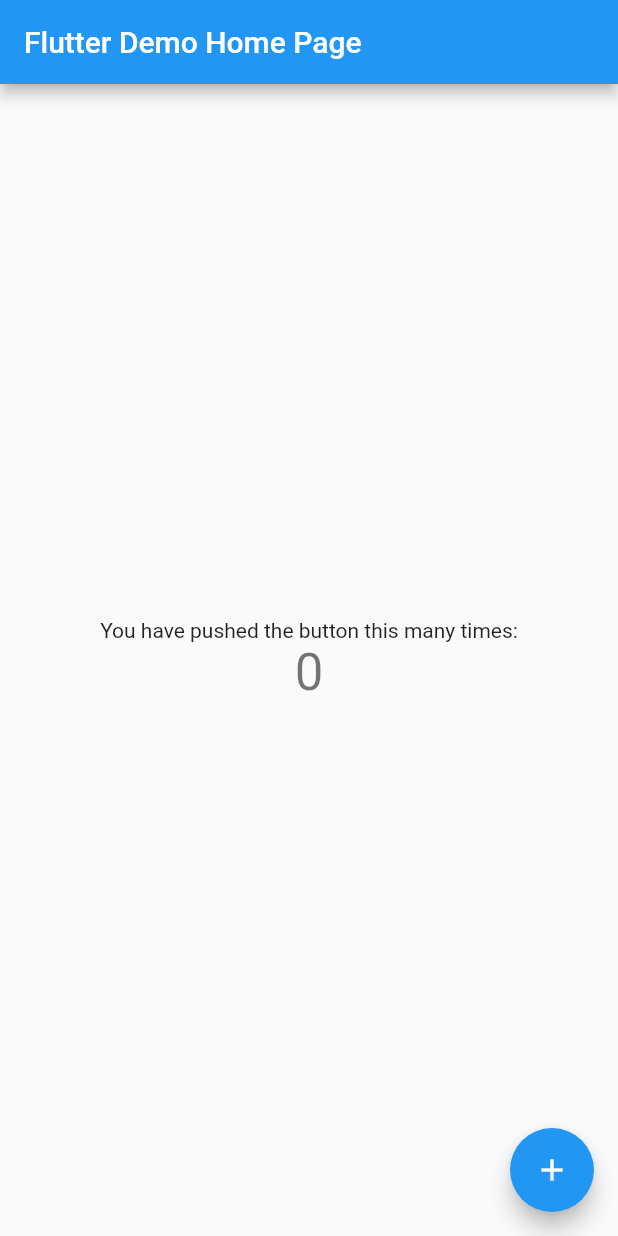
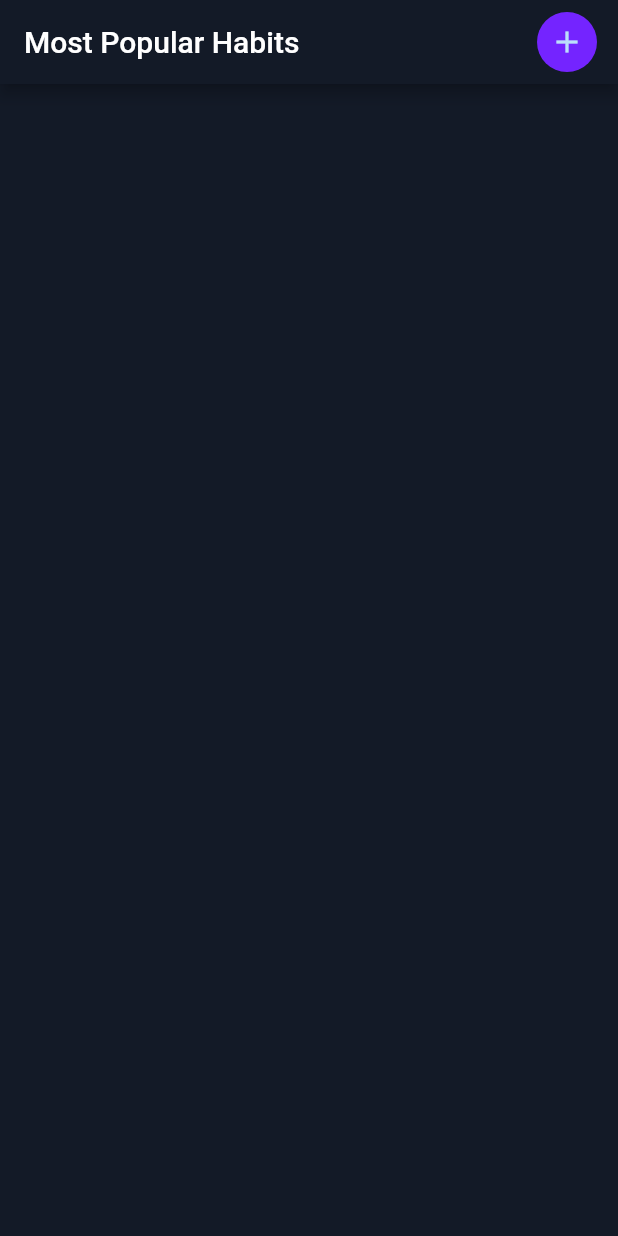
Before and after one commit to pranavkaruvally/Habit-tracker, a Flutter app: the screen it shows after launch, on a phone screen of 412 x 824 dp. Run offline on Flutter 3.47's test engine with Material 2 defaults, Android fonts, the phone set to English and light mode, and no system bars.

Commit message:
Built the app bar

```diff
--- a/habit_tracker/lib/main.dart
+++ b/habit_tracker/lib/main.dart
@@ -1,5 +1,8 @@
 import 'package:flutter/material.dart';
+import 'set_habit.dart';
 
+
+const primaryColor = Color(0xFF131a27);
 void main() {
   runApp(const MyApp());
 }
@@ -22,9 +25,9 @@ class MyApp extends StatelessWidget {
         // or simply save your changes to "hot reload" in a Flutter IDE).
         // Notice that the counter didn't reset back to zero; the application
         // is not restarted.
-        primarySwatch: Colors.blue,
+        primaryColor: primaryColor,
       ),
-      home: const MyHomePage(title: 'Flutter Demo Home Page'),
+      home: const SetHabit(),
     );
   }
 }
@@ -74,6 +77,7 @@ class _MyHomePageState extends State<MyHomePage> {
         // Here we take the value from the MyHomePage object that was created by
         // the App.build method, and use it to set our appbar title.
         title: Text(widget.title),
+        backgroundColor: primaryColor,
       ),
       body: Center(
         // Center is a layout widget. It takes a single child and positions it
--- /dev/null
+++ b/habit_tracker/lib/set_habit.dart
@@ -0,0 +1,34 @@
+import 'package:flutter/material.dart';
+
+class SetHabit extends StatefulWidget {
+  const SetHabit({Key? key}) : super(key: key);
+
+  @override
+  State<SetHabit> createState() => _SetHabitState();
+}
+
+class _SetHabitState extends State<SetHabit> {
+  @override
+  Widget build(BuildContext context) {
+    return Scaffold(
+      backgroundColor: const Color(0xFF131a27),
+      appBar: AppBar(
+        backgroundColor: const Color(0xFF131a27),
+        title: const Text("Most Popular Habits"),
+        actions: <Widget>[IconButton(
+          padding: const EdgeInsets.all(0.0),
+          icon: const CircleAvatar(
+            backgroundColor: Color(0xFF7424ff),
+            child: Icon(
+              Icons.add,
+              ),
+            ),
+          tooltip: 'Add new habit',
+          onPressed: () => {},
+        ),
+        const SizedBox(width: 10.0,)],
+      ),
+      //body: Center(child: Text("Hello World", style: TextStyle(color: Colors.white))),
+    );
+  }
+}
```
